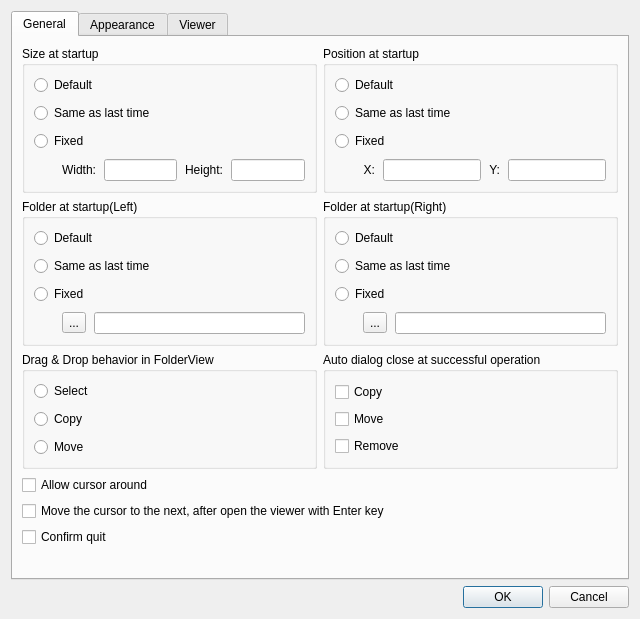
haraki/farman, file preferencesdialog.ui: the form before one commit.
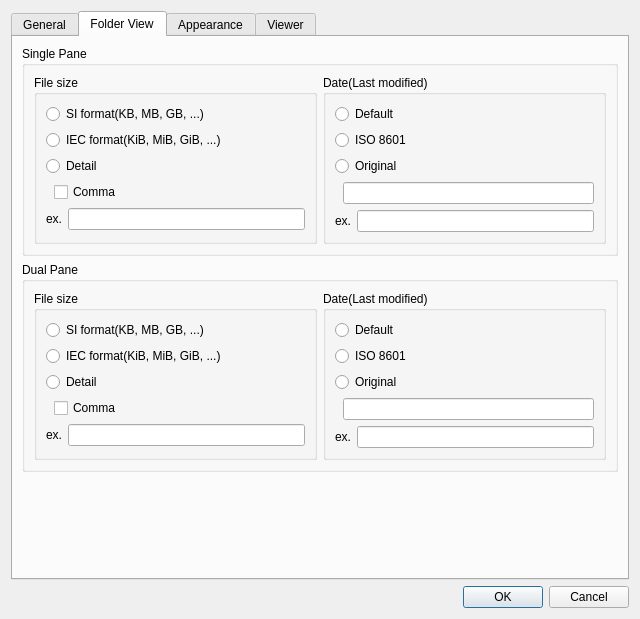
The form after the commit. The open tabs and pages were chosen to show the change.

Commit message: added file size & date setting to PreferencesDialog.

Diff of the .ui file:
```diff
--- a/preferencesdialog.ui
+++ b/preferencesdialog.ui
@@ -391,6 +391,320 @@
        </item>
       </layout>
      </widget>
+     <widget class="QWidget" name="FolderViewTab">
+      <attribute name="title">
+       <string>Folder View</string>
+      </attribute>
+      <layout class="QVBoxLayout" name="verticalLayout_7">
+       <item>
+        <widget class="QGroupBox" name="singlePaneGroupBox">
+         <property name="title">
+          <string>Single Pane</string>
+         </property>
+         <layout class="QHBoxLayout" name="horizontalLayout_5" stretch="1,1">
+          <item>
+           <widget class="QGroupBox" name="singlePaneFileSizeGroupBox">
+            <property name="title">
+             <string>File size</string>
+            </property>
+            <layout class="QVBoxLayout" name="verticalLayout_3">
+             <item>
+              <widget class="QRadioButton" name="singlePaneFileSizeSIRadioButton">
+               <property name="text">
+                <string>SI format(KB, MB, GB, ...)</string>
+               </property>
+              </widget>
+             </item>
+             <item>
+              <widget class="QRadioButton" name="singlePaneFileSizeIecRadioButton">
+               <property name="text">
+                <string>IEC format(KiB, MiB, GiB, ...)</string>
+               </property>
+              </widget>
+             </item>
+             <item>
+              <widget class="QRadioButton" name="singlePaneFileSizeDetailRadioButton">
+               <property name="text">
+                <string>Detail</string>
+               </property>
+              </widget>
+             </item>
+             <item>
+              <layout class="QHBoxLayout" name="horizontalLayout">
+               <item>
+                <spacer name="horizontalSpacer">
+                 <property name="orientation">
+                  <enum>Qt::Horizontal</enum>
+                 </property>
+                 <property name="sizeType">
+                  <enum>QSizePolicy::Fixed</enum>
+                 </property>
+                 <property name="sizeHint" stdset="0">
+                  <size>
+                   <width>8</width>
+                   <height>20</height>
+                  </size>
+                 </property>
+                </spacer>
+               </item>
+               <item>
+                <widget class="QCheckBox" name="singlePaneFileSizeCommaCheckBox">
+                 <property name="text">
+                  <string>Comma</string>
+                 </property>
+                </widget>
+               </item>
+              </layout>
+             </item>
+             <item>
+              <layout class="QHBoxLayout" name="horizontalLayout_2">
+               <item>
+                <widget class="QLabel" name="singlePaneFileSizeExampleLabel">
+                 <property name="text">
+                  <string>ex.</string>
+                 </property>
+                </widget>
+               </item>
+               <item>
+                <widget class="QLineEdit" name="singlePaneFileSizeExampleLineEdit"/>
+               </item>
+              </layout>
+             </item>
+            </layout>
+           </widget>
+          </item>
+          <item>
+           <widget class="QGroupBox" name="singlePaneDateGroupBox">
+            <property name="title">
+             <string>Date(Last modified)</string>
+            </property>
+            <layout class="QVBoxLayout" name="verticalLayout_4">
+             <item>
+              <widget class="QRadioButton" name="singlePaneDateDefaultRadioButton">
+               <property name="text">
+                <string>Default</string>
+               </property>
+              </widget>
+             </item>
+             <item>
+              <widget class="QRadioButton" name="singlePaneDateISORadioButton">
+               <property name="text">
+                <string>ISO 8601</string>
+               </property>
+              </widget>
+             </item>
+             <item>
+              <widget class="QRadioButton" name="singlePaneDateOriginalRadioButton">
+               <property name="text">
+                <string>Original</string>
+               </property>
+              </widget>
+             </item>
+             <item>
+              <layout class="QHBoxLayout" name="horizontalLayout_3">
+               <item>
+                <spacer name="horizontalSpacer_2">
+                 <property name="orientation">
+                  <enum>Qt::Horizontal</enum>
+                 </property>
+                 <property name="sizeType">
+                  <enum>QSizePolicy::Fixed</enum>
+                 </property>
+                 <property name="sizeHint" stdset="0">
+                  <size>
+                   <width>8</width>
+                   <height>20</height>
+                  </size>
+                 </property>
+                </spacer>
+               </item>
+               <item>
+                <widget class="QLineEdit" name="singlePaneDateOriginalLineEdit"/>
+               </item>
+              </layout>
+             </item>
+             <item>
+              <layout class="QHBoxLayout" name="horizontalLayout_4">
+               <item>
+                <widget class="QLabel" name="singlePaneDateExampleLabel">
+                 <property name="text">
+                  <string>ex.</string>
+                 </property>
+                </widget>
+               </item>
+               <item>
+                <widget class="QLineEdit" name="singlePaneDateExampleLineEdit"/>
+               </item>
+              </layout>
+             </item>
+            </layout>
+           </widget>
+          </item>
+         </layout>
+        </widget>
+       </item>
+       <item>
+        <widget class="QGroupBox" name="dualPaneGroupBox">
+         <property name="title">
+          <string>Dual Pane</string>
+         </property>
+         <layout class="QHBoxLayout" name="horizontalLayout_6" stretch="1,1">
+          <item>
+           <widget class="QGroupBox" name="dualPaneFileSizeGroupBox">
+            <property name="title">
+             <string>File size</string>
+            </property>
+            <layout class="QVBoxLayout" name="verticalLayout_5">
+             <item>
+              <widget class="QRadioButton" name="dualPaneFileSizeSIRadioButton">
+               <property name="text">
+                <string>SI format(KB, MB, GB, ...)</string>
+               </property>
+              </widget>
+             </item>
+             <item>
+              <widget class="QRadioButton" name="dualPaneFileSizeIecRadioButton">
+               <property name="text">
+                <string>IEC format(KiB, MiB, GiB, ...)</string>
+               </property>
+              </widget>
+             </item>
+             <item>
+              <widget class="QRadioButton" name="dualPaneFileSizeDetailRadioButton">
+               <property name="text">
+                <string>Detail</string>
+               </property>
+              </widget>
+             </item>
+             <item>
+              <layout class="QHBoxLayout" name="horizontalLayout_7">
+               <item>
+                <spacer name="horizontalSpacer_3">
+                 <property name="orientation">
+                  <enum>Qt::Horizontal</enum>
+                 </property>
+                 <property name="sizeType">
+                  <enum>QSizePolicy::Fixed</enum>
+                 </property>
+                 <property name="sizeHint" stdset="0">
+                  <size>
+                   <width>8</width>
+                   <height>20</height>
+                  </size>
+                 </property>
+                </spacer>
+               </item>
+               <item>
+                <widget class="QCheckBox" name="dualPaneFileSizeCommaCheckBox">
+                 <property name="text">
+                  <string>Comma</string>
+                 </property>
+                </widget>
+               </item>
+              </layout>
+             </item>
+             <item>
+              <layout class="QHBoxLayout" name="horizontalLayout_8">
+               <item>
+                <widget class="QLabel" name="dualPaneFileSizeExampleLabel">
+                 <property name="text">
+                  <string>ex.</string>
+                 </property>
+                </widget>
+               </item>
+               <item>
+                <widget class="QLineEdit" name="dualPaneFileSizeExampleLineEdit"/>
+               </item>
+              </layout>
+             </item>
+            </layout>
+           </widget>
+          </item>
+          <item>
+           <widget class="QGroupBox" name="dualPaneDateGroupBox">
+            <property name="title">
+             <string>Date(Last modified)</string>
+            </property>
+            <layout class="QVBoxLayout" name="verticalLayout_6">
+             <item>
+              <widget class="QRadioButton" name="dualPaneDateDefaultRadioButton">
+               <property name="text">
+                <string>Default</string>
+               </property>
+              </widget>
+             </item>
+             <item>
+              <widget class="QRadioButton" name="dualPaneDateISORadioButton">
+               <property name="text">
+                <string>ISO 8601</string>
+               </property>
+              </widget>
+             </item>
+             <item>
+              <widget class="QRadioButton" name="dualPaneDateOriginalRadioButton">
+               <property name="text">
+                <string>Original</string>
+               </property>
+              </widget>
+             </item>
+             <item>
+              <layout class="QHBoxLayout" name="horizontalLayout_9">
+               <item>
+                <spacer name="horizontalSpacer_4">
+                 <property name="orientation">
+                  <enum>Qt::Horizontal</enum>
+                 </property>
+                 <property name="sizeType">
+                  <enum>QSizePolicy::Fixed</enum>
+                 </property>
+                 <property name="sizeHint" stdset="0">
+                  <size>
+                   <width>8</width>
+                   <height>20</height>
+                  </size>
+                 </property>
+                </spacer>
+               </item>
+               <item>
+                <widget class="QLineEdit" name="dualPaneDateOriginalLineEdit"/>
+               </item>
+              </layout>
+             </item>
+             <item>
+              <layout class="QHBoxLayout" name="horizontalLayout_10">
+               <item>
+                <widget class="QLabel" name="dualPaneDateExampleLabel">
+                 <property name="text">
+                  <string>ex.</string>
+                 </property>
+                </widget>
+               </item>
+               <item>
+                <widget class="QLineEdit" name="dualPaneDateExampleLineEdit"/>
+               </item>
+              </layout>
+             </item>
+            </layout>
+           </widget>
+          </item>
+         </layout>
+        </widget>
+       </item>
+       <item>
+        <spacer name="verticalSpacer_4">
+         <property name="orientation">
+          <enum>Qt::Vertical</enum>
+         </property>
+         <property name="sizeHint" stdset="0">
+          <size>
+           <width>20</width>
+           <height>86</height>
+          </size>
+         </property>
+        </spacer>
+       </item>
+      </layout>
+     </widget>
      <widget class="QWidget" name="appearanceTab">
       <attribute name="title">
        <string>Appearance</string>
```
